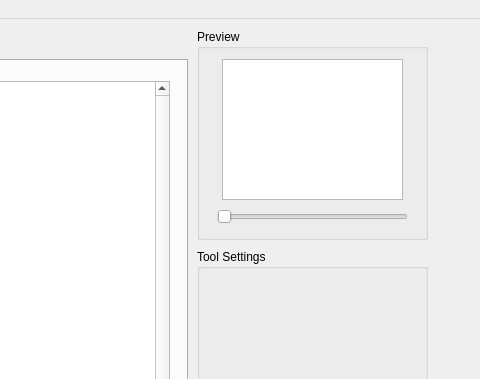
First picture: the form in mainwindow.ui, repository jeffohh/Sprite-Editor, before the edit; both pictures show x 563 to 1043 and y 0 to 379 of the 1043 by 742 pixel window.
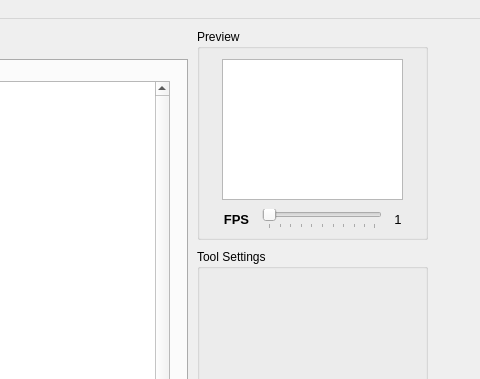
Second picture: the form after the edit. Custom widgets are drawn as their Qt base class.

Commit message: Finished run animation according to the fps slider

What changed in the file:
```diff
--- a/mainwindow.ui
+++ b/mainwindow.ui
@@ -238,18 +238,97 @@
       </rect>
      </property>
     </widget>
-    <widget class="QSlider" name="horizontalSlider">
+    <widget class="QWidget" name="horizontalLayoutWidget_2">
      <property name="geometry">
       <rect>
        <x>20</x>
-       <y>180</y>
+       <y>170</y>
        <width>191</width>
-       <height>16</height>
+       <height>41</height>
       </rect>
      </property>
-     <property name="orientation">
-      <enum>Qt::Horizontal</enum>
-     </property>
+     <layout class="QHBoxLayout" name="horizontalLayout_2">
+      <item>
+       <widget class="QLabel" name="alphaLabel_2">
+        <property name="sizePolicy">
+         <sizepolicy hsizetype="MinimumExpanding" vsizetype="Preferred">
+          <horstretch>0</horstretch>
+          <verstretch>0</verstretch>
+         </sizepolicy>
+        </property>
+        <property name="minimumSize">
+         <size>
+          <width>20</width>
+          <height>0</height>
+         </size>
+        </property>
+        <property name="font">
+         <font>
+          <pointsize>10</pointsize>
+          <bold>true</bold>
+         </font>
+        </property>
+        <property name="text">
+         <string>FPS</string>
+        </property>
+        <property name="alignment">
+         <set>Qt::AlignCenter</set>
+        </property>
+       </widget>
+      </item>
+      <item>
+       <widget class="QSlider" name="fpsSlider">
+        <property name="sizePolicy">
+         <sizepolicy hsizetype="MinimumExpanding" vsizetype="Fixed">
+          <horstretch>0</horstretch>
+          <verstretch>0</verstretch>
+         </sizepolicy>
+        </property>
+        <property name="minimumSize">
+         <size>
+          <width>120</width>
+          <height>0</height>
+         </size>
+        </property>
+        <property name="orientation">
+         <enum>Qt::Horizontal</enum>
+        </property>
+        <property name="tickPosition">
+         <enum>QSlider::TicksBelow</enum>
+        </property>
+        <property name="tickInterval">
+         <number>10</number>
+        </property>
+       </widget>
+      </item>
+      <item>
+       <widget class="QLabel" name="fpsValueLabel">
+        <property name="sizePolicy">
+         <sizepolicy hsizetype="Fixed" vsizetype="Preferred">
+          <horstretch>0</horstretch>
+          <verstretch>0</verstretch>
+         </sizepolicy>
+        </property>
+        <property name="minimumSize">
+         <size>
+          <width>20</width>
+          <height>0</height>
+         </size>
+        </property>
+        <property name="font">
+         <font>
+          <pointsize>10</pointsize>
+         </font>
+        </property>
+        <property name="text">
+         <string>1</string>
+        </property>
+        <property name="alignment">
+         <set>Qt::AlignCenter</set>
+        </property>
+       </widget>
+      </item>
+     </layout>
     </widget>
    </widget>
    <widget class="QGroupBox" name="colorPanel">
```
Left out of the diff: 2 changed lines with no effect on the pictures. The commit also changes 2 other files.
